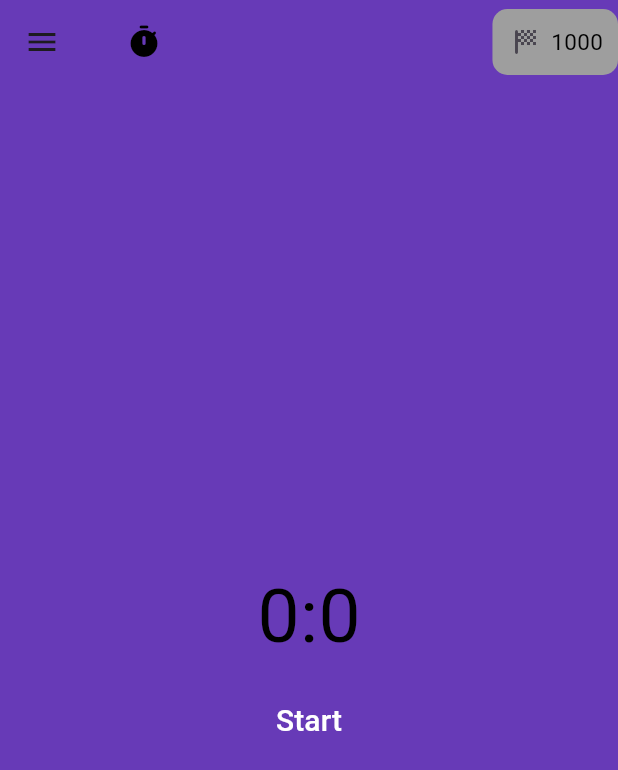
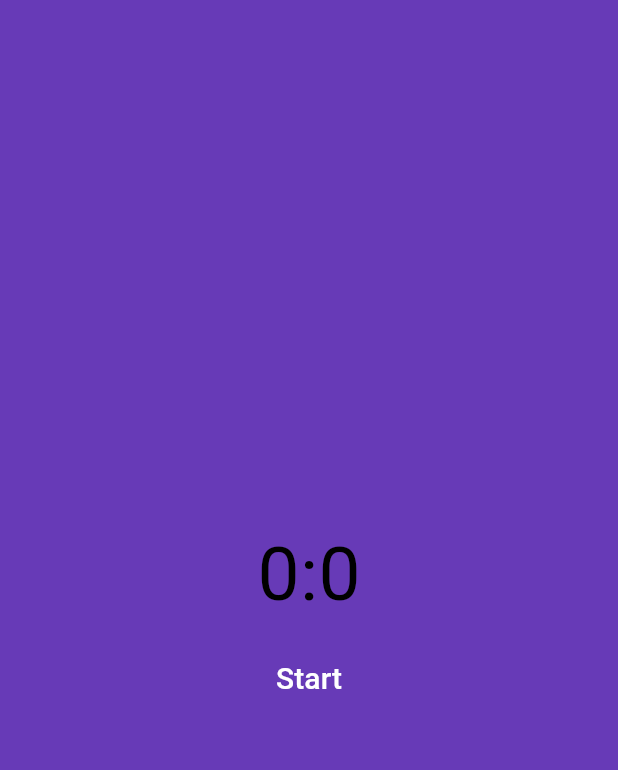
Before and after one commit to beelchester/kairos, a Flutter app: the screen it shows after launch, on a phone screen of 412 x 824 dp. Shown: the top 770 px of the screen. Run offline on Flutter 3.47's test engine with Material 3 defaults, Android fonts, the phone set to English and light mode, and no system bars; network calls fail.

Commit message:
hide app bar (temp)
Signed-off-by: Sahil Yeole <sahilyeole93@gmail.com>

```diff
--- a/app/lib/src/pages/focus_page.dart
+++ b/app/lib/src/pages/focus_page.dart
@@ -143,33 +143,33 @@ class _FocusPageState extends State<FocusPage> {
   Widget build(BuildContext context) {
     return Scaffold(
       backgroundColor: Colors.deepPurple,
-      appBar: AppBar(
-        backgroundColor: Colors.deepPurple,
-        leading: const MenuButton(),
-        title: _focusModeHandler(),
-        actions: [
-          Container(
-            decoration: BoxDecoration(
-              color: Colors.grey,
-              borderRadius: BorderRadius.circular(10),
-            ),
-            padding: const EdgeInsets.all(10),
-            child: const Row(
-              children: [
-                Icon(Icons.sports_score_rounded),
-                SizedBox(width: 5),
-                Text(
-                  '1000',
-                  style: TextStyle(
-                    fontSize: 15,
-                    color: Colors.black,
-                  ),
-                )
-              ],
-            ),
-          ),
-        ],
-      ),
+      // appBar: AppBar(
+      //   backgroundColor: Colors.deepPurple,
+      //   leading: const MenuButton(),
+      //   title: _focusModeHandler(),
+      //   actions: [
+      //     Container(
+      //       decoration: BoxDecoration(
+      //         color: Colors.grey,
+      //         borderRadius: BorderRadius.circular(10),
+      //       ),
+      //       padding: const EdgeInsets.all(10),
+      //       child: const Row(
+      //         children: [
+      //           Icon(Icons.sports_score_rounded),
+      //           SizedBox(width: 5),
+      //           Text(
+      //             '1000',
+      //             style: TextStyle(
+      //               fontSize: 15,
+      //               color: Colors.black,
+      //             ),
+      //           )
+      //         ],
+      //       ),
+      //     ),
+      //   ],
+      // ),
       body: Center(
         child: _isFocusMode
             ? const Text("Timer")
```
